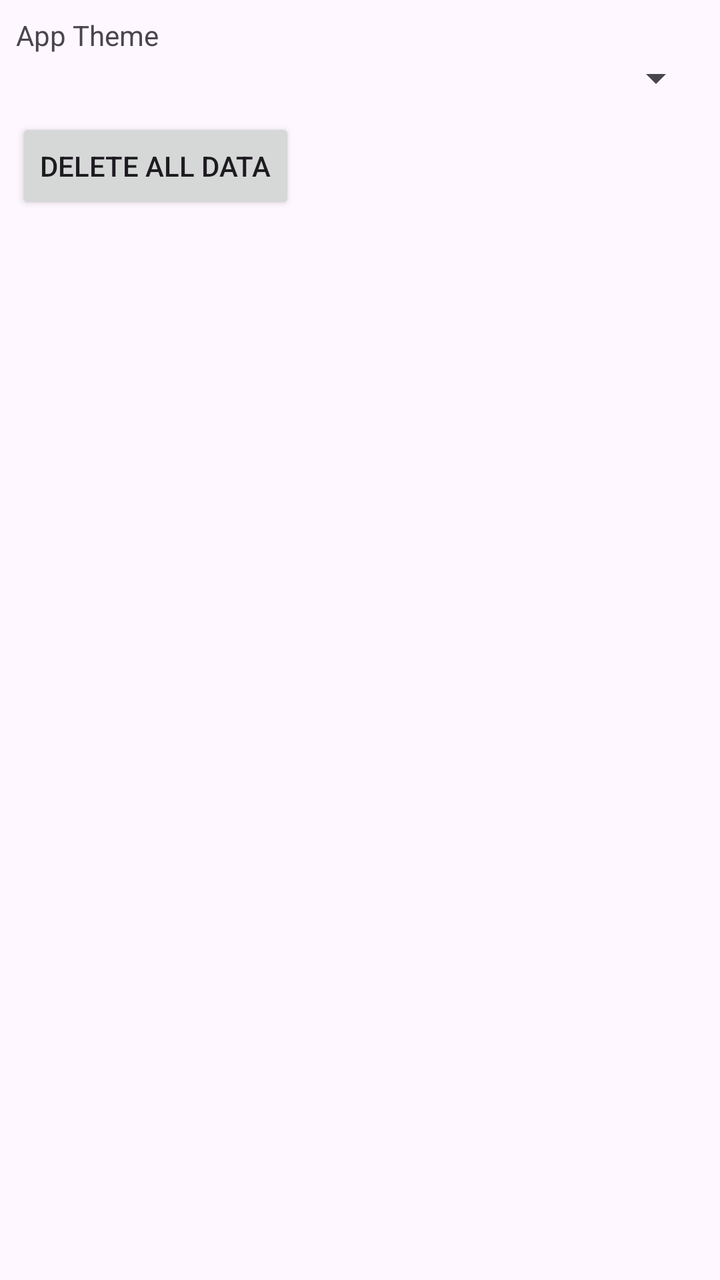
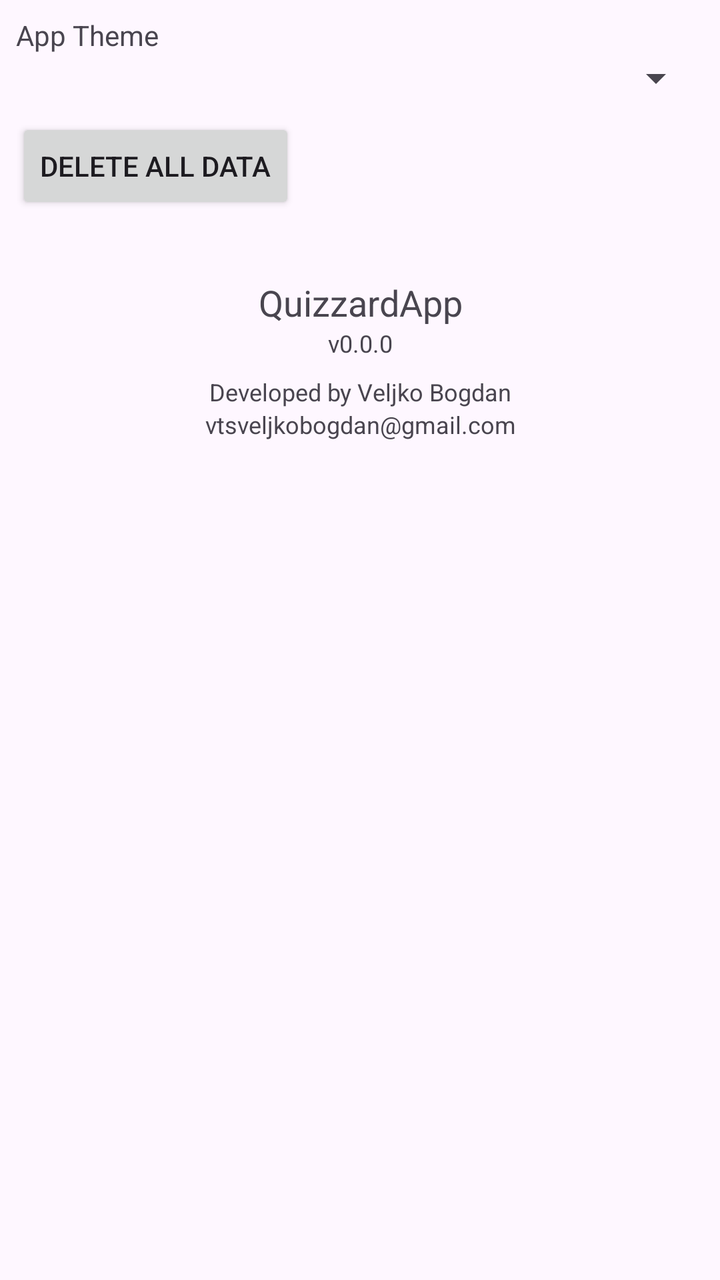

Screens rendered from an Android XML layout before and after an edit, with the pre-edit source and the edit as a unified diff.
<!-- AndroidManifest.xml: application theme AppTheme -->
<!-- res/layout/fragment_settings.xml -->
<?xml version="1.0" encoding="utf-8"?>
<FrameLayout xmlns:android="http://schemas.android.com/apk/res/android"
    xmlns:tools="http://schemas.android.com/tools"
    android:layout_width="match_parent"
    android:layout_height="match_parent"
    tools:context=".ui.main.SettingsFragment">

    <LinearLayout
        android:layout_width="match_parent"
        android:layout_height="match_parent"
        android:orientation="vertical"
        android:padding="8dp"
        tools:ignore="UselessParent">

        <TextView
            android:layout_width="wrap_content"
            android:layout_height="wrap_content"
            android:text="App Theme"
            />
        <Spinner
            android:id="@+id/themeSpinner"
            android:layout_width="match_parent"
            android:layout_height="wrap_content"
            android:layout_marginBottom="8dp"
            />

        <Button
            android:id="@+id/deleteAllData"
            android:layout_width="wrap_content"
            android:layout_height="wrap_content"
            android:text="Delete All Data"
            />

    </LinearLayout>
</FrameLayout>
<!-- resources referenced by this layout -->
<resources>
  <color name="md_theme_primary">#66558E</color>
  <color name="md_theme_onPrimary">#FFFFFF</color>
  <color name="md_theme_primaryContainer">#E9DDFF</color>
  <color name="md_theme_onPrimaryContainer">#210F47</color>
  <color name="md_theme_secondary">#625B70</color>
  <color name="md_theme_onSecondary">#FFFFFF</color>
  <color name="md_theme_secondaryContainer">#E8DEF8</color>
  <color name="md_theme_onSecondaryContainer">#1E192B</color>
  <color name="md_theme_tertiary">#7E525F</color>
  <color name="md_theme_onTertiary">#FFFFFF</color>
  <color name="md_theme_tertiaryContainer">#FFD9E2</color>
  <color name="md_theme_onTertiaryContainer">#31101C</color>
  <color name="md_theme_error">#BA1A1A</color>
  <color name="md_theme_onError">#FFFFFF</color>
  <color name="md_theme_errorContainer">#FFDAD6</color>
  <color name="md_theme_onErrorContainer">#410002</color>
  <color name="md_theme_background">#FEF7FF</color>
  <color name="md_theme_onBackground">#1D1B20</color>
  <color name="md_theme_surface">#FEF7FF</color>
  <color name="md_theme_onSurface">#1D1B20</color>
  <color name="md_theme_surfaceVariant">#E7E0EB</color>
  <color name="md_theme_onSurfaceVariant">#49454E</color>
  <color name="md_theme_outline">#7A757F</color>
  <color name="md_theme_outlineVariant">#CAC4CF</color>
  <color name="md_theme_inverseSurface">#322F35</color>
  <color name="md_theme_inverseOnSurface">#F5EFF7</color>
  <color name="md_theme_inversePrimary">#D0BCFE</color>
  <color name="md_theme_primaryFixed">#E9DDFF</color>
  <color name="md_theme_onPrimaryFixed">#210F47</color>
  <color name="md_theme_primaryFixedDim">#D0BCFE</color>
  <color name="md_theme_onPrimaryFixedVariant">#4E3D75</color>
  <color name="md_theme_secondaryFixed">#E8DEF8</color>
  <color name="md_theme_onSecondaryFixed">#1E192B</color>
  <color name="md_theme_secondaryFixedDim">#CCC2DB</color>
  <color name="md_theme_onSecondaryFixedVariant">#4A4458</color>
  <color name="md_theme_tertiaryFixed">#FFD9E2</color>
  <color name="md_theme_onTertiaryFixed">#31101C</color>
  <color name="md_theme_tertiaryFixedDim">#F0B8C7</color>
  <color name="md_theme_onTertiaryFixedVariant">#633B47</color>
  <color name="md_theme_surfaceDim">#DED8E0</color>
  <color name="md_theme_surfaceBright">#FEF7FF</color>
  <color name="md_theme_surfaceContainerLowest">#FFFFFF</color>
  <color name="md_theme_surfaceContainerLow">#F8F1FA</color>
  <color name="md_theme_surfaceContainer">#F2ECF4</color>
  <color name="md_theme_surfaceContainerHigh">#ECE6EE</color>
  <color name="md_theme_surfaceContainerHighest">#E6E0E8</color>
  <!-- unchanged entries left out for length: 1 -->
</resources>

<!-- the commit's change to res/layout/fragment_settings.xml (unified diff, before → after) -->
@@ -31,5 +31,40 @@
             android:text="Delete All Data"
             />
 
+        <TextView
+            android:layout_width="match_parent"
+            android:layout_height="wrap_content"
+            android:text="@string/quizzardapp"
+            android:textSize="18sp"
+            android:gravity="center"
+            android:layout_marginTop="32dp"
+            />
+
+        <TextView
+            android:id="@+id/appVersion"
+            android:layout_width="match_parent"
+            android:layout_height="wrap_content"
+            android:textSize="12sp"
+            android:gravity="center"
+            android:text="v0.0.0"
+            />
+
+        <TextView
+            android:layout_width="match_parent"
+            android:layout_height="wrap_content"
+            android:textSize="12sp"
+            android:gravity="center"
+            android:text="Developed by Veljko Bogdan"
+            android:layout_marginTop="8dp"
+            />
+
+        <TextView
+            android:layout_width="match_parent"
+            android:layout_height="wrap_content"
+            android:textSize="12sp"
+            android:gravity="center"
+            android:text="vtsveljkobogdan@gmail.com"
+            />
+
     </LinearLayout>
 </FrameLayout>
<!-- resource entries referenced after the edit -->
@@ -1,5 +1,6 @@
 <!-- resources referenced by this layout -->
 <resources>
+  <string name="quizzardapp">QuizzardApp</string>
   <color name="md_theme_primary">#66558E</color>
   <color name="md_theme_onPrimary">#FFFFFF</color>
   <color name="md_theme_primaryContainer">#E9DDFF</color>
